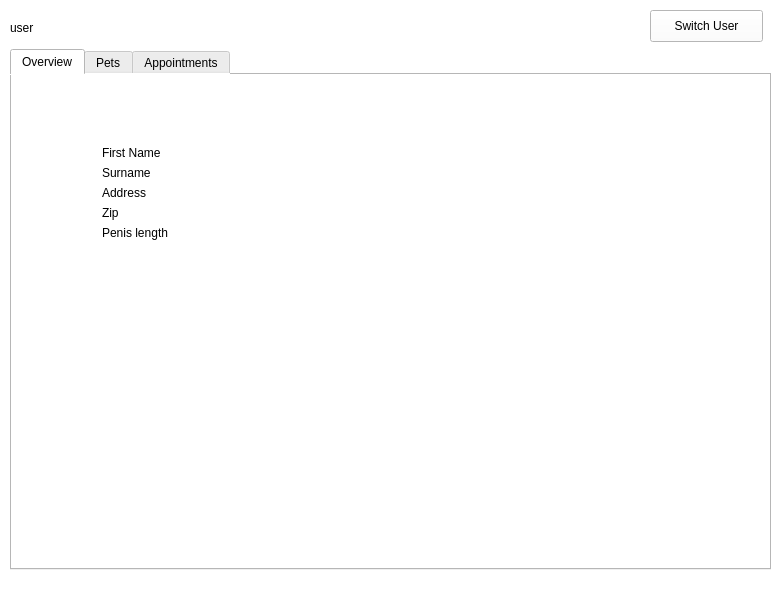
The window that ProjectSAS/application.ui (SimenSch/ProjectSAS) describes before a commit, drawn with Qt 5.
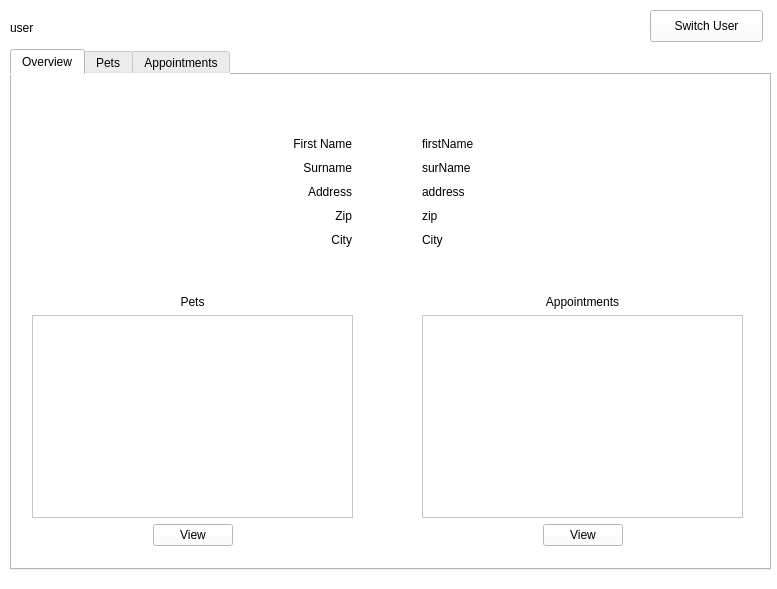
The same window after the commit. The open tabs and pages were chosen to show the change. Icons and pictures are not drawn.

Diff of the .ui file:
```diff
--- a/ProjectSAS/application.ui
+++ b/ProjectSAS/application.ui
@@ -179,70 +179,238 @@
         <attribute name="title">
          <string>Overview</string>
         </attribute>
-        <widget class="QLabel" name="label_9">
+        <widget class="QWidget" name="verticalLayoutWidget_3">
          <property name="geometry">
           <rect>
-           <x>90</x>
-           <y>130</y>
-           <width>60</width>
-           <height>16</height>
+           <x>180</x>
+           <y>60</y>
+           <width>160</width>
+           <height>114</height>
           </rect>
          </property>
-         <property name="text">
-          <string>Zip</string>
-         </property>
+         <layout class="QVBoxLayout" name="verticalLayout_6">
+          <item>
+           <widget class="QLabel" name="label_12">
+            <property name="text">
+             <string>First Name</string>
+            </property>
+            <property name="alignment">
+             <set>Qt::AlignRight|Qt::AlignTrailing|Qt::AlignVCenter</set>
+            </property>
+           </widget>
+          </item>
+          <item>
+           <widget class="QLabel" name="label_13">
+            <property name="text">
+             <string>Surname</string>
+            </property>
+            <property name="alignment">
+             <set>Qt::AlignRight|Qt::AlignTrailing|Qt::AlignVCenter</set>
+            </property>
+           </widget>
+          </item>
+          <item>
+           <widget class="QLabel" name="label_14">
+            <property name="text">
+             <string>Address</string>
+            </property>
+            <property name="alignment">
+             <set>Qt::AlignRight|Qt::AlignTrailing|Qt::AlignVCenter</set>
+            </property>
+           </widget>
+          </item>
+          <item>
+           <widget class="QLabel" name="label_9">
+            <property name="text">
+             <string>Zip</string>
+            </property>
+            <property name="alignment">
+             <set>Qt::AlignRight|Qt::AlignTrailing|Qt::AlignVCenter</set>
+            </property>
+           </widget>
+          </item>
+          <item>
+           <widget class="QLabel" name="label_10">
+            <property name="text">
+             <string>City</string>
+            </property>
+            <property name="alignment">
+             <set>Qt::AlignRight|Qt::AlignTrailing|Qt::AlignVCenter</set>
+            </property>
+           </widget>
+          </item>
+         </layout>
         </widget>
-        <widget class="QLabel" name="label_10">
+        <widget class="QWidget" name="verticalLayoutWidget_4">
          <property name="geometry">
           <rect>
-           <x>90</x>
-           <y>150</y>
-           <width>81</width>
-           <height>16</height>
+           <x>410</x>
+           <y>60</y>
+           <width>160</width>
+           <height>114</height>
           </rect>
          </property>
-         <property name="text">
-          <string>Penis length</string>
-         </property>
+         <layout class="QVBoxLayout" name="verticalLayout_7">
+          <item>
+           <widget class="QLabel" name="firstNameInfoCustomer">
+            <property name="text">
+             <string>firstName</string>
+            </property>
+           </widget>
+          </item>
+          <item>
+           <widget class="QLabel" name="surNameInfoCustomer">
+            <property name="text">
+             <string>surName</string>
+            </property>
+           </widget>
+          </item>
+          <item>
+           <widget class="QLabel" name="addressInfoCustomer">
+            <property name="text">
+             <string>address</string>
+            </property>
+           </widget>
+          </item>
+          <item>
+           <widget class="QLabel" name="zipInfoCustomer">
+            <property name="text">
+             <string>zip</string>
+            </property>
+           </widget>
+          </item>
+          <item>
+           <widget class="QLabel" name="cityInfoCustomer">
+            <property name="text">
+             <string>City</string>
+            </property>
+           </widget>
+          </item>
+         </layout>
         </widget>
-        <widget class="QLabel" name="label_12">
+        <widget class="QWidget" name="verticalLayoutWidget_5">
          <property name="geometry">
           <rect>
-           <x>90</x>
-           <y>70</y>
-           <width>71</width>
-           <height>16</height>
+           <x>20</x>
+           <y>220</y>
+           <width>321</width>
+           <height>251</height>
           </rect>
          </property>
-         <property name="text">
-          <string>First Name</string>
-         </property>
+         <layout class="QVBoxLayout" name="verticalLayout_8">
+          <item>
+           <widget class="QLabel" name="label_36">
+            <property name="text">
+             <string>Pets</string>
+            </property>
+            <property name="alignment">
+             <set>Qt::AlignCenter</set>
+            </property>
+           </widget>
+          </item>
+          <item>
+           <widget class="QTableView" name="petTableOverview"/>
+          </item>
+          <item>
+           <layout class="QHBoxLayout" name="horizontalLayout_5">
+            <item>
+             <spacer name="horizontalSpacer">
+              <property name="orientation">
+               <enum>Qt::Horizontal</enum>
+              </property>
+              <property name="sizeHint" stdset="0">
+               <size>
+                <width>40</width>
+                <height>20</height>
+               </size>
+              </property>
+             </spacer>
+            </item>
+            <item>
+             <widget class="QPushButton" name="viewPetsButton">
+              <property name="text">
+               <string>View</string>
+              </property>
+             </widget>
+            </item>
+            <item>
+             <spacer name="horizontalSpacer_2">
+              <property name="orientation">
+               <enum>Qt::Horizontal</enum>
+              </property>
+              <property name="sizeHint" stdset="0">
+               <size>
+                <width>40</width>
+                <height>20</height>
+               </size>
+              </property>
+             </spacer>
+            </item>
+           </layout>
+          </item>
+         </layout>
         </widget>
-        <widget class="QLabel" name="label_13">
+        <widget class="QWidget" name="verticalLayoutWidget_6">
          <property name="geometry">
           <rect>
-           <x>90</x>
-           <y>90</y>
-           <width>60</width>
-           <height>16</height>
+           <x>410</x>
+           <y>220</y>
+           <width>321</width>
+           <height>251</height>
           </rect>
          </property>
-         <property name="text">
-          <string>Surname</string>
-         </property>
-        </widget>
-        <widget class="QLabel" name="label_14">
-         <property name="geometry">
-          <rect>
-           <x>90</x>
-           <y>110</y>
-           <width>60</width>
-           <height>16</height>
-          </rect>
-         </property>
-         <property name="text">
-          <string>Address</string>
-         </property>
+         <layout class="QVBoxLayout" name="verticalLayout_9">
+          <item>
+           <widget class="QLabel" name="label_37">
+            <property name="text">
+             <string>Appointments</string>
+            </property>
+            <property name="alignment">
+             <set>Qt::AlignCenter</set>
+            </property>
+           </widget>
+          </item>
+          <item>
+           <widget class="QTableView" name="appTableOverview"/>
+          </item>
+          <item>
+           <layout class="QHBoxLayout" name="horizontalLayout_6">
+            <item>
+             <spacer name="horizontalSpacer_3">
+              <property name="orientation">
+               <enum>Qt::Horizontal</enum>
+              </property>
+              <property name="sizeHint" stdset="0">
+               <size>
+                <width>40</width>
+                <height>20</height>
+               </size>
+              </property>
+             </spacer>
+            </item>
+            <item>
+             <widget class="QPushButton" name="viewAppButton">
+              <property name="text">
+               <string>View</string>
+              </property>
+             </widget>
+            </item>
+            <item>
+             <spacer name="horizontalSpacer_4">
+              <property name="orientation">
+               <enum>Qt::Horizontal</enum>
+              </property>
+              <property name="sizeHint" stdset="0">
+               <size>
+                <width>40</width>
+                <height>20</height>
+               </size>
+              </property>
+             </spacer>
+            </item>
+           </layout>
+          </item>
+         </layout>
         </widget>
        </widget>
        <widget class="QWidget" name="Hei_3">
```
Left out of the diff: 254 changed lines with no effect on the pictures.
